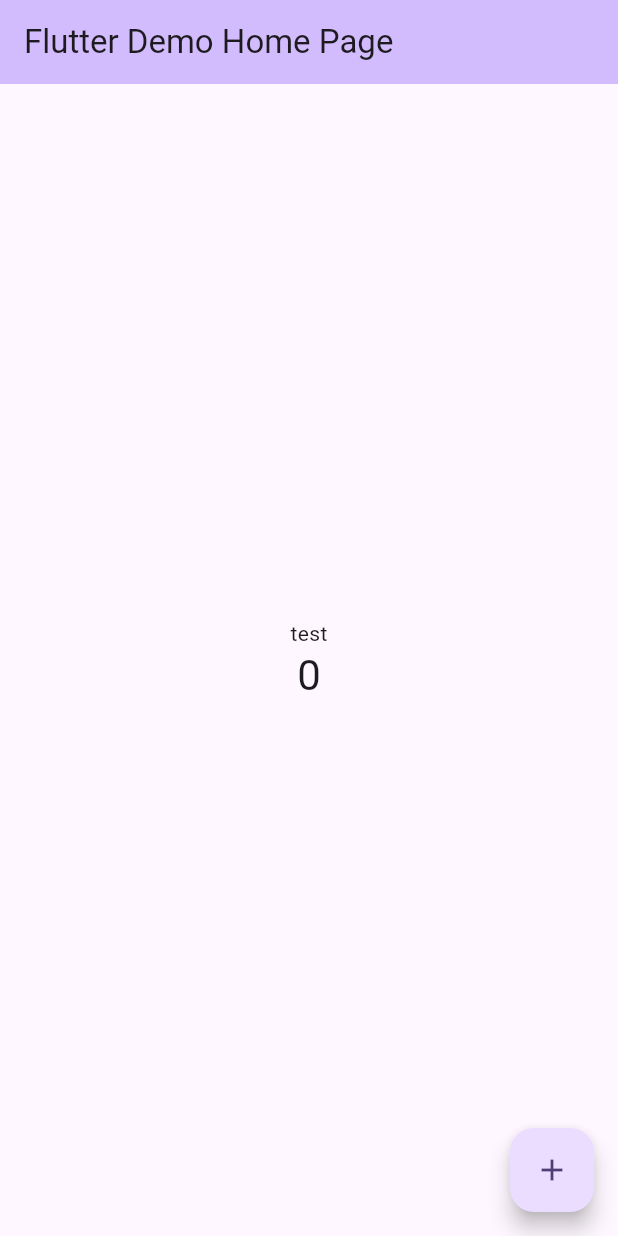
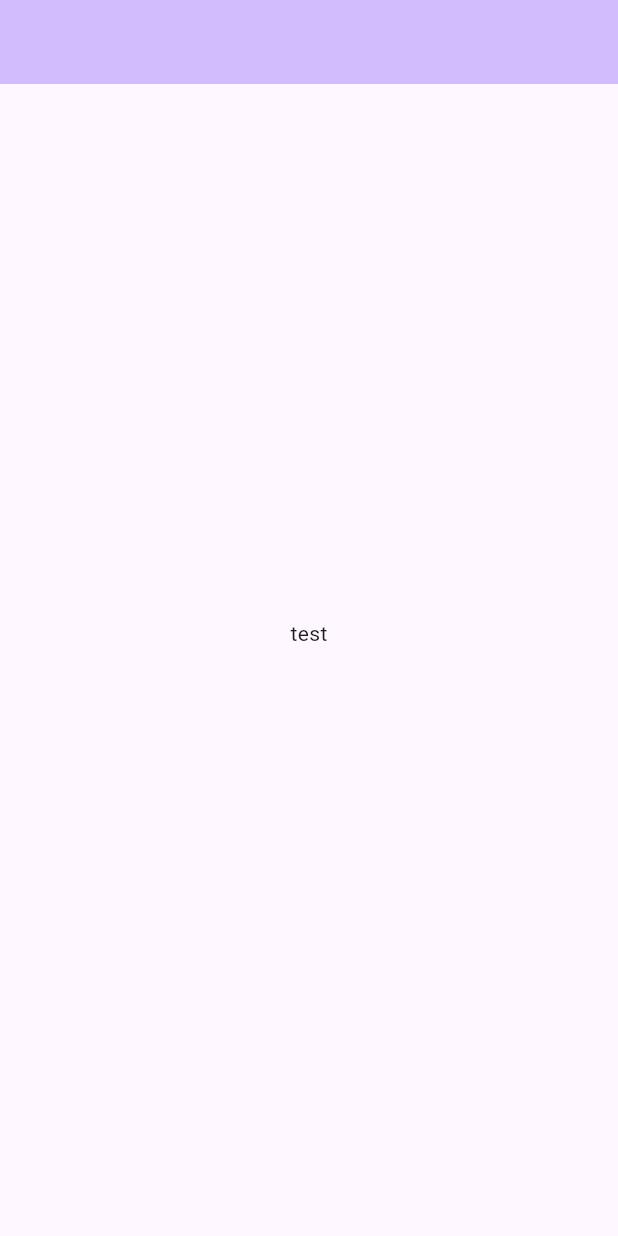
Before and after one commit to hello-world-was-taken/upwork-hassan, a Flutter app: the screen it shows after launch, on a phone screen of 412 x 824 dp. Run offline on Flutter 3.47's test engine with Material 2 defaults, Android fonts, the phone set to English and light mode, and no system bars.

Commit message:
structure_added

```diff
--- /dev/null
+++ b/lib/features/pages/terms_and_conditions.dart
@@ -0,0 +1,38 @@
+import 'package:flutter/material.dart';
+
+class MyHomePage extends StatefulWidget {
+  const MyHomePage({super.key});
+
+
+  @override
+  State<MyHomePage> createState() => _MyHomePageState();
+}
+
+class _MyHomePageState extends State<MyHomePage> {
+
+
+
+  @override
+  Widget build(BuildContext context) {
+    return Scaffold(
+      appBar: AppBar(
+        backgroundColor: Theme.of(context).colorScheme.inversePrimary,
+        title: Text(""),
+      ),
+      body: Center(
+        child: Column(
+          mainAxisAlignment: MainAxisAlignment.center,
+          children: <Widget>[
+            const Text(
+              'test',
+            ),
+            Text(
+              '',
+              style: Theme.of(context).textTheme.headlineMedium,
+            ),
+          ],
+        ),
+      ),
+    );
+  }
+}
--- a/lib/main.dart
+++ b/lib/main.dart
@@ -1,4 +1,5 @@
 import 'package:flutter/material.dart';
+import 'package:upwork_hassan/features/pages/terms_and_conditions.dart';
 
 void main() {
   runApp(const MyApp());
@@ -16,55 +17,7 @@ class MyApp extends StatelessWidget {
         colorScheme: ColorScheme.fromSeed(seedColor: Colors.deepPurple),
         useMaterial3: true,
       ),
-      home: const MyHomePage(title: 'Flutter Demo Home Page'),
+      home:  MyHomePage(),
     );
   }
 }
-
-class MyHomePage extends StatefulWidget {
-  const MyHomePage({super.key, required this.title});
-
-  final String title;
-
-  @override
-  State<MyHomePage> createState() => _MyHomePageState();
-}
-
-class _MyHomePageState extends State<MyHomePage> {
-  int _counter = 0;
-
-  void _incrementCounter() {
-    setState(() {
-      _counter++;
-    });
-  }
-
-  @override
-  Widget build(BuildContext context) {
-    return Scaffold(
-      appBar: AppBar(
-        backgroundColor: Theme.of(context).colorScheme.inversePrimary,
-        title: Text(widget.title),
-      ),
-      body: Center(
-        child: Column(
-          mainAxisAlignment: MainAxisAlignment.center,
-          children: <Widget>[
-            const Text(
-              'test',
-            ),
-            Text(
-              '$_counter',
-              style: Theme.of(context).textTheme.headlineMedium,
-            ),
-          ],
-        ),
-      ),
-      floatingActionButton: FloatingActionButton(
-        onPressed: _incrementCounter,
-        tooltip: 'Increment',
-        child: const Icon(Icons.add),
-      ), // This trailing comma makes auto-formatting nicer for build methods.
-    );
-  }
-}
```
